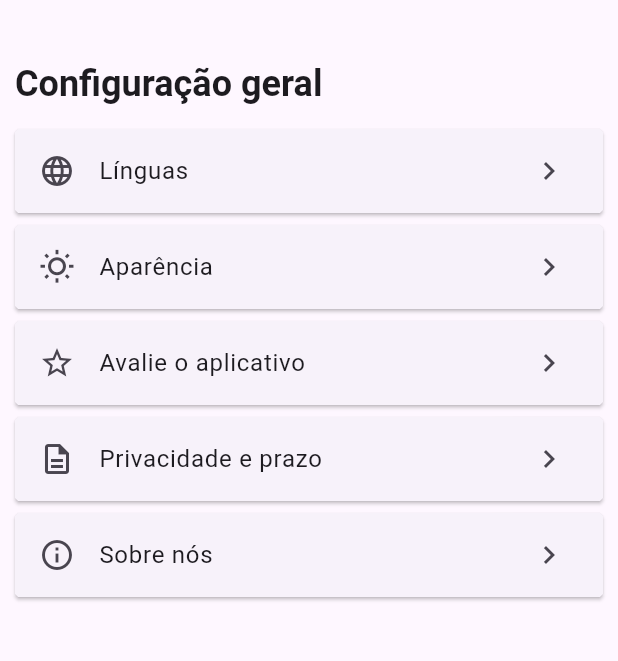
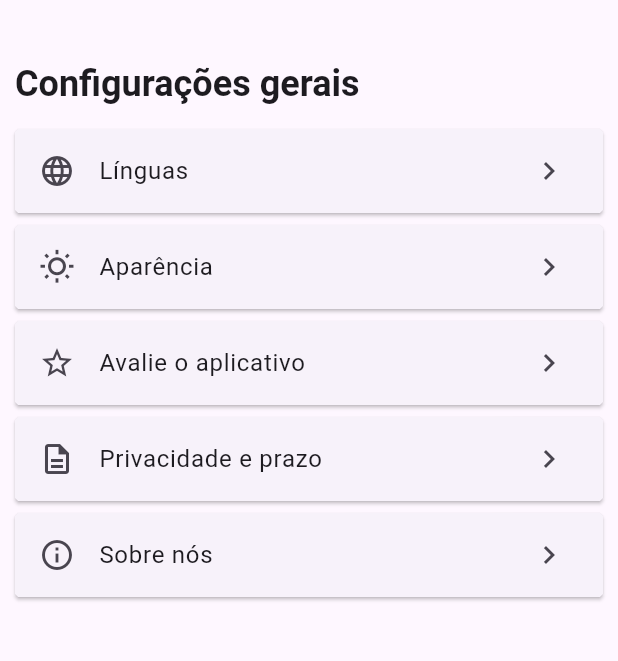
Before and after one commit to ProgPedrao/Weather, a Flutter app: the screen it shows after launch, in the side drawer, after a tap on "Configurações", on a phone screen of 412 x 824 dp, the part 84-745 px from its top. Run offline on Flutter 3.47's test engine with Material 3 defaults, Android fonts, the phone set to English and light mode, and no system bars; our stand-ins replace geocoding, geolocator, lottie; generated files the repository leaves out were written again.

Commit message:
Feat: Intl, Alternando linguagem com provider.

```diff
--- /dev/null
+++ b/l10n.yaml
@@ -0,0 +1,3 @@
+arb-dir: lib/l10n
+template-arb-file: app_en.arb
+output-localization-file: app_localizations.dart
--- a/lib/components/app_drawer.dart
+++ b/lib/components/app_drawer.dart
@@ -1,5 +1,6 @@
 import 'package:flutter/material.dart';
 import 'package:weather/utils/app_routes.dart';
+import 'package:flutter_gen/gen_l10n/app_localizations.dart';
 
 class AppDrawer extends StatelessWidget {
   const AppDrawer({super.key});
@@ -10,7 +11,7 @@ class AppDrawer extends StatelessWidget {
       child: Column(
         children: [
           AppBar(
-            title: const Text("Bem vindo"),
+            title: Text(AppLocalizations.of(context)!.welcome),
             automaticallyImplyLeading: false,
             backgroundColor: Theme.of(context).colorScheme.inversePrimary,
           ),
@@ -19,7 +20,7 @@ class AppDrawer extends StatelessWidget {
           ),
           ListTile(
             leading: const Icon(Icons.home),
-            title: const Text("Home"),
+            title: Text(AppLocalizations.of(context)!.home),
             onTap: () {
               Navigator.of(context).pushReplacementNamed(AppRoutes.home);
             },
@@ -27,7 +28,7 @@ class AppDrawer extends StatelessWidget {
           const Divider(),
           ListTile(
             leading: const Icon(Icons.settings),
-            title: const Text("Configurações"),
+            title: Text(AppLocalizations.of(context)!.settings),
             onTap: () {
               Navigator.of(context).pushReplacementNamed(AppRoutes.settings);
             },
--- /dev/null
+++ b/lib/l10n/l10n.dart
@@ -0,0 +1,8 @@
+import 'package:flutter/material.dart';
+
+class L10n {
+  static final all = [
+    const Locale("pt", "BR"),
+    const Locale("en"),
+  ];
+}
--- /dev/null
+++ b/lib/l10n/locale_provider.dart
@@ -0,0 +1,22 @@
+import 'package:flutter/material.dart';
+import 'package:weather/l10n/l10n.dart';
+
+class LocaleProvider with ChangeNotifier {
+  Locale _locale = L10n.all.first;
+
+  Locale get locale => _locale;
+
+  void setLocale(Locale locale) {
+    if (!L10n.all.contains(locale)) return;
+
+    _locale = locale;
+    notifyListeners();
+  }
+
+  void clearLocale() {
+    _locale = L10n.all.first;
+    notifyListeners();
+  }
+
+
+}
--- a/lib/main.dart
+++ b/lib/main.dart
@@ -1,15 +1,28 @@
 import 'package:flutter/material.dart';
+import 'package:flutter_localizations/flutter_localizations.dart';
 import 'package:provider/provider.dart';
+import 'package:weather/l10n/l10n.dart';
+import 'package:weather/l10n/locale_provider.dart';
 import 'package:weather/screens/settings_screen.dart';
 import 'package:weather/screens/weather_screen.dart';
 import 'package:weather/theme/theme_provider.dart';
 import 'package:weather/utils/app_routes.dart';
+import 'package:flutter_gen/gen_l10n/app_localizations.dart';
 
 void main() {
-  runApp(ChangeNotifierProvider(
-    create: (context) => ThemeProvider(),
-    child: const MyApp(),
-  ));
+  runApp(
+    MultiProvider(
+      providers: [
+        ChangeNotifierProvider(
+          create: (context) => ThemeProvider(),
+        ),
+        ChangeNotifierProvider(
+          create: (context) => LocaleProvider(),
+        ),
+      ],
+      child: const MyApp(),
+    ),
+  );
 }
 
 class MyApp extends StatelessWidget {
@@ -21,6 +34,14 @@ class MyApp extends StatelessWidget {
     return MaterialApp(
       title: 'Weather',
       theme: Provider.of<ThemeProvider>(context).themeData,
+      locale: Provider.of<LocaleProvider>(context).locale,
+      localizationsDelegates: const [
+        AppLocalizations.delegate,
+        GlobalMaterialLocalizations.delegate,
+        GlobalCupertinoLocalizations.delegate,
+        GlobalWidgetsLocalizations.delegate
+      ],
+      supportedLocales: L10n.all,
       routes: {
         AppRoutes.home: (context) => const WeatherScreen(),
         AppRoutes.settings: (context) => const SettingsScreen(),
--- a/lib/screens/settings_screen.dart
+++ b/lib/screens/settings_screen.dart
@@ -1,9 +1,14 @@
+import 'dart:math';
+
 import 'package:flutter/material.dart';
 import 'package:provider/provider.dart';
 import 'package:weather/components/app_drawer.dart';
 import 'package:weather/components/settings_item.dart';
+import 'package:weather/l10n/l10n.dart';
+import 'package:weather/l10n/locale_provider.dart';
 import 'package:weather/theme/theme_provider.dart';
 import 'package:weather/utils/app_routes.dart';
+import 'package:flutter_gen/gen_l10n/app_localizations.dart';
 
 class SettingsScreen extends StatelessWidget {
   const SettingsScreen({super.key});
@@ -11,6 +16,7 @@ class SettingsScreen extends StatelessWidget {
   @override
   Widget build(BuildContext context) {
     ThemeProvider themeProvider = Provider.of<ThemeProvider>(context, listen: false);
+    LocaleProvider localeProvider = Provider.of<LocaleProvider>(context, listen: false);
 
     return Scaffold(
         // appBar: AppBar(
@@ -42,7 +48,7 @@ class SettingsScreen extends StatelessWidget {
                 title: Padding(
                   padding: const EdgeInsets.only(top: 14.0, bottom: 0.0),
                   child: Text(
-                    "Configurações",
+                    AppLocalizations.of(context)!.settings,
                     style: Theme.of(context).textTheme.headlineSmall,
                   ),
                 ),
@@ -66,7 +72,7 @@ class SettingsScreen extends StatelessWidget {
                   Padding(
                     padding: const EdgeInsets.symmetric(horizontal: 10.0),
                     child: Text(
-                      "Configuração geral",
+                      AppLocalizations.of(context)!.general_settings,
                       style: Theme.of(context)
                           .textTheme
                           .headlineSmall!
@@ -75,35 +81,38 @@ class SettingsScreen extends StatelessWidget {
                   ),
                   const SizedBox(height: 10),
                   SettingsItem(
-                    title: "Línguas",
+                    title: AppLocalizations.of(context)!.languages,
                     subtitle: null,
                     trailing: Icons.chevron_right,
                     leading: Icons.language,
-                    onTap: (){},
+                    onTap: (){
+                      final index = L10n.all.indexOf(localeProvider.locale) == 0 ? 1 : 0;
+                      localeProvider.setLocale(L10n.all[index]);
+                    },
                   ),
                   SettingsItem(
-                    title: "Aparência",
+                    title: AppLocalizations.of(context)!.appearance,
                     subtitle: null,
                     trailing: Icons.chevron_right,
                     leading: themeProvider.themeDataIcon,
                     onTap: () => themeProvider.toggleTheme(),
                   ),
                   SettingsItem(
-                    title: "Avalie o aplicativo",
+                    title: AppLocalizations.of(context)!.rate_app,
                     subtitle: null,
                     trailing: Icons.chevron_right,
                     leading: Icons.star_border,
                     onTap: (){},
                   ),
                   SettingsItem(
-                    title: "Privacidade e prazo",
+                    title: AppLocalizations.of(context)!.privacy_term,
                     subtitle: null,
                     trailing: Icons.chevron_right,
                     leading: Icons.description_outlined,
                     onTap: (){},
                   ),
                   SettingsItem(
-                    title: "Sobre nós",
+                    title: AppLocalizations.of(context)!.about_us,
                     subtitle: null,
                     trailing: Icons.chevron_right,
                     leading: Icons.info_outline,
--- a/lib/screens/weather_screen.dart
+++ b/lib/screens/weather_screen.dart
@@ -5,6 +5,7 @@ import 'package:weather/models/weather_model.dart';
 import 'package:weather/services/location_service.dart';
 import 'package:weather/services/weather_service.dart';
 import 'package:weather/utils/constants.dart';
+import 'package:flutter_gen/gen_l10n/app_localizations.dart';
 
 class WeatherScreen extends StatefulWidget {
   const WeatherScreen({super.key});
@@ -61,7 +62,8 @@ class _WeatherScreenState extends State<WeatherScreen> {
     return Scaffold(
       appBar: AppBar(
         backgroundColor: Theme.of(context).colorScheme.inversePrimary,
-        title: const Text("Weather"),
+        // title: const Text("Weather"),
+        title: Text(AppLocalizations.of(context)!.title),
         actions: [
           IconButton(onPressed: () {
 
--- a/pubspec.yaml
+++ b/pubspec.yaml
@@ -29,6 +29,8 @@ environment:
 # versions available, run `flutter pub outdated`.
 dependencies:
   flutter:
+    sdk: flutter
+  flutter_localizations:
     sdk: flutter
 
 
@@ -63,6 +65,7 @@ flutter:
   # included with your application, so that you can use the icons in
   # the material Icons class.
   uses-material-design: true
+  generate: true
 
   # To add assets to your application, add an assets section, like this:
   assets:
```
Also changed, not shown: lib/l10n/app_en.arb (added, +20 -0 lines), lib/l10n/app_pt.arb (added, +21 -0 lines).
